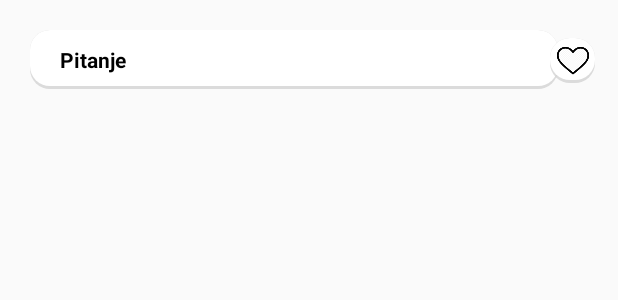
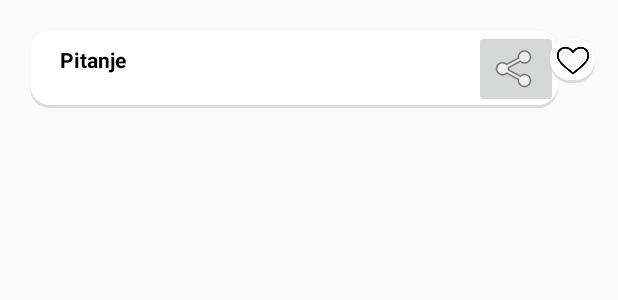
Before and after one commit to Kreso242/DuhosApp, an Android app: the layout listitem.xml on its own in the app's theme, with its tools: preview values and no code run, on a phone screen of 412 x 824 dp. Shown: the top 300 px of the screen. Run offline under Robolectric (Android 15) with nearby library versions, the phone set to English and light mode, and no system bars.

Commit message:
Dodao sam share button za pitanja kapelana, treba još naredit da se uhvati sadržaj pitanja/odgovora

```diff
--- a/app/src/main/res/layout/listitem.xml
+++ b/app/src/main/res/layout/listitem.xml
@@ -27,6 +27,14 @@
             android:layout_marginBottom="10dp"
             android:textStyle="bold">
         </TextView>
+        <ImageButton
+            android:layout_width="wrap_content"
+            android:layout_height="wrap_content"
+            android:layout_centerHorizontal="true"
+            android:layout_alignParentRight="true"
+            android:id="@+id/share"
+            android:src="@android:drawable/ic_menu_share"
+            android:onClick="shareContent"/>
         <TextView
             android:id="@+id/idOdgovor"
             android:layout_width="match_parent"
```
Also changed, not shown: app/src/main/java/com/example/duhos/Questions.java (+21 -0 lines).
